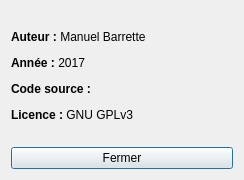
Above: Interface/dialog.ui from Pattedetable/phyg-standing-sound-waves before the change. Below: the same form after it.
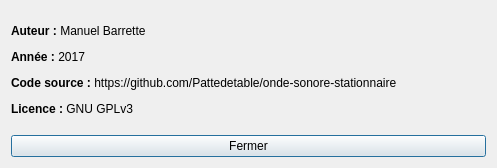
That is the form after the change.

Commit message: Mis à jour la boîte de dialogue / Updated dialog

What changed in the file:
```diff
--- a/Interface/dialog.ui
+++ b/Interface/dialog.ui
@@ -6,10 +6,16 @@
    <rect>
     <x>0</x>
     <y>0</y>
-    <width>244</width>
-    <height>180</height>
+    <width>497</width>
+    <height>168</height>
    </rect>
   </property>
+  <property name="sizePolicy">
+   <sizepolicy hsizetype="Fixed" vsizetype="Fixed">
+    <horstretch>0</horstretch>
+    <verstretch>0</verstretch>
+   </sizepolicy>
+  </property>
   <property name="windowTitle">
    <string>À propos</string>
   </property>
@@ -17,7 +23,10 @@
    <item>
     <widget class="QLabel" name="label">
      <property name="text">
-      <string>&lt;html&gt;&lt;head/&gt;&lt;body&gt;&lt;p&gt;&lt;span style=&quot; font-weight:600;&quot;&gt;Auteur :&lt;/span&gt; Manuel Barrette&lt;/p&gt;&lt;p&gt;&lt;span style=&quot; font-weight:600;&quot;&gt;Année :&lt;/span&gt; 2017&lt;/p&gt;&lt;p&gt;&lt;span style=&quot; font-weight:600;&quot;&gt;Code source :&lt;/span&gt;&lt;/p&gt;&lt;p&gt;&lt;span style=&quot; font-weight:600;&quot;&gt;Licence :&lt;/span&gt; GNU GPLv3&lt;/p&gt;&lt;/body&gt;&lt;/html&gt;</string>
+      <string>&lt;html&gt;&lt;head/&gt;&lt;body&gt;&lt;p&gt;&lt;span style=&quot; font-weight:600;&quot;&gt;Auteur :&lt;/span&gt; Manuel Barrette&lt;/p&gt;&lt;p&gt;&lt;span style=&quot; font-weight:600;&quot;&gt;Année :&lt;/span&gt; 2017&lt;/p&gt;&lt;p&gt;&lt;span style=&quot; font-weight:600;&quot;&gt;Code source :&lt;/span&gt; https://github.com/Pattedetable/onde-sonore-stationnaire&lt;/p&gt;&lt;p&gt;&lt;span style=&quot; font-weight:600;&quot;&gt;Licence :&lt;/span&gt; GNU GPLv3&lt;/p&gt;&lt;/body&gt;&lt;/html&gt;</string>
+     </property>
+     <property name="textInteractionFlags">
+      <set>Qt::LinksAccessibleByMouse|Qt::TextSelectableByKeyboard|Qt::TextSelectableByMouse</set>
      </property>
     </widget>
    </item>
```
Left out of the diff: 3 changed lines with no effect on the pictures. The commit also changes 1 other file.
